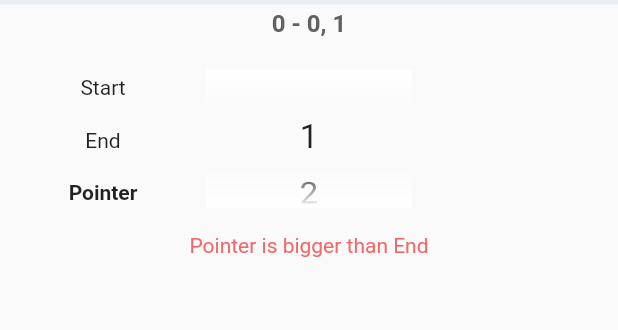
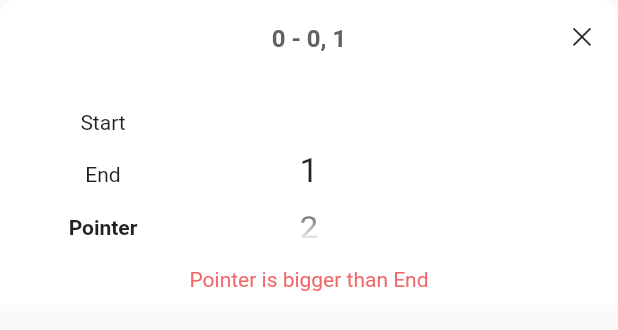
Before and after one commit to denbell5/prtmobile, a Flutter app: the SubtrackUpdate widget shown alone on an empty page, opened directly with empty values, on a phone screen of 412 x 824 dp. Shown: the top 330 px of the screen. Run offline on Flutter 3.47's test engine with Material 2 defaults, Android fonts, the phone set to English and light mode, and no system bars; our stand-ins replace equatable, flutter_bloc.

Commit message:
add bottom-dialog and use for subtrack update

```diff
--- /dev/null
+++ b/lib/components/bottom-dialog/bottom_dialog.dart
@@ -0,0 +1,43 @@
+// @dart=2.12
+
+import 'package:flutter/cupertino.dart';
+import 'package:flutter/widgets.dart';
+import 'package:prtmobile/styles/styles.dart';
+
+class BottomDialog extends StatelessWidget {
+  const BottomDialog({
+    Key? key,
+    required this.child,
+    this.isVerticallyTight = false,
+  }) : super(key: key);
+
+  final Widget child;
+  final bool isVerticallyTight;
+
+  @override
+  Widget build(BuildContext context) {
+    return LayoutBuilder(
+      builder: (context, constraints) {
+        return ConstrainedBox(
+          constraints: BoxConstraints.tightFor(
+            width: constraints.maxWidth,
+          ),
+          child: LayoutBuilder(
+            builder: (context, constraints) {
+              return Container(
+                decoration: BoxDecoration(
+                  color: CupertinoTheme.of(context).scaffoldBackgroundColor,
+                  borderRadius: const BorderRadius.only(
+                    topLeft: Radius.circular(kDefaultPadding * 0.75),
+                    topRight: Radius.circular(kDefaultPadding * 0.75),
+                  ),
+                ),
+                child: child,
+              );
+            },
+          ),
+        );
+      },
+    );
+  }
+}
--- a/lib/components/buttons/buttons.dart
+++ b/lib/components/buttons/buttons.dart
@@ -1,3 +1,4 @@
 export 'touchable_opacity.dart';
 export 'touchable_color.dart';
 export 'inline_button.dart';
+export 'touchable_x.dart';
--- a/lib/components/buttons/touchable_opacity.dart
+++ b/lib/components/buttons/touchable_opacity.dart
@@ -2,7 +2,7 @@ import 'package:flutter/widgets.dart';
 
 class TouchableOpacity extends StatefulWidget {
   final Widget child;
-  final VoidCallback onPressed;
+  final VoidCallback onPressed; // TODO: onTap
 
   const TouchableOpacity({
     Key? key,
--- /dev/null
+++ b/lib/components/buttons/touchable_x.dart
@@ -0,0 +1,31 @@
+import 'package:flutter/cupertino.dart';
+import 'package:flutter/widgets.dart';
+import 'package:prtmobile/components/components.dart';
+import 'package:prtmobile/styles/styles.dart';
+
+class TouchableX extends StatelessWidget {
+  const TouchableX({
+    Key? key,
+    required this.onTap,
+  }) : super(key: key);
+
+  final VoidCallback onTap;
+
+  @override
+  Widget build(BuildContext context) {
+    return Align(
+      alignment: Alignment.centerRight,
+      child: TouchableOpacity(
+        onPressed: onTap,
+        child: Padding(
+          padding: const EdgeInsets.all(kDefaultPadding),
+          child: Icon(
+            CupertinoIcons.xmark,
+            color: DefaultTextStyle.of(context).style.color,
+            size: FontSizes.h3,
+          ),
+        ),
+      ),
+    );
+  }
+}
--- a/lib/components/components.dart
+++ b/lib/components/components.dart
@@ -6,3 +6,4 @@ export 'lists/lists.dart';
 export 'text/text.dart';
 export 'picker_list/picker_list.dart';
 export 'selectable_column/selectable_column.dart';
+export 'bottom-dialog/bottom_dialog.dart';
--- a/lib/features/subtrack/subtrack_update.dart
+++ b/lib/features/subtrack/subtrack_update.dart
@@ -1,5 +1,6 @@
 import 'package:equatable/equatable.dart';
 import 'package:flutter/widgets.dart';
+import 'package:prtmobile/components/buttons/touchable_x.dart';
 import 'package:prtmobile/components/components.dart';
 import 'package:prtmobile/models/models.dart';
 import 'package:prtmobile/styles/styles.dart';
@@ -162,10 +163,25 @@ class _SubtrackUpdateState extends State<SubtrackUpdate> {
     const itemPadding = kDefaultPadding / 2;
     final itemExtent = itemTextHeight + itemPadding * 2;
     final pickerHeight = itemExtent * 2.5;
-    return Column(
+    return BottomDialog(
+      child: Column(
+        mainAxisSize: MainAxisSize.min,
         children: [
-        const HorizontalDivider(height: 3.0),
+          Row(
+            mainAxisAlignment: MainAxisAlignment.spaceBetween,
+            children: [
+              Opacity(
+                opacity: 0.0,
+                child: TouchableX(
+                  onTap: () {},
+                ),
+              ),
               buildHeader(),
+              TouchableX(
+                onTap: () {},
+              ),
+            ],
+          ),
           const SizedBox(height: kDefaultPadding),
           Row(
             children: [
@@ -210,6 +226,7 @@ class _SubtrackUpdateState extends State<SubtrackUpdate> {
           buildError(),
           const SizedBox(height: kDefaultPadding / 2),
         ],
+      ),
     );
   }
 }
--- a/storybook/stories.dart
+++ b/storybook/stories.dart
@@ -1,3 +1,4 @@
+import 'stories/bottom_dialog.stories.dart';
 import 'stories/editable_text.stories.dart';
 import 'stories/expandable.stories.dart';
 import 'stories/expandable_list_poc.stories.dart';
@@ -10,6 +11,7 @@ import 'stories/touchable_opacity.stories.dart';
 import 'storybook.dart';
 
 final stories = <StorybookStory>[
+  BottomDialogStories(),
   SubtrackUpdateStories(),
   ListPickerStories(),
   EditableTextStories(),
```
Also changed, not shown: lib/features/track/track_body.dart (+11 -14 lines), storybook/stories/bottom_dialog.stories.dart (added, +76 -0 lines). Lines whose indentation alone changed are shown as unchanged.
